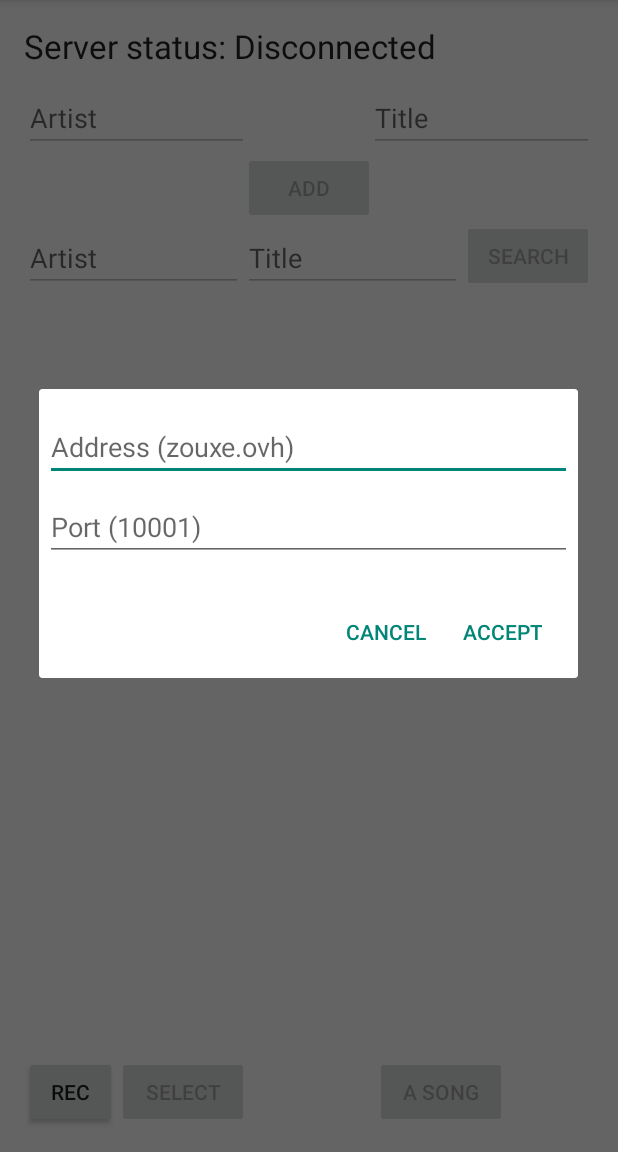
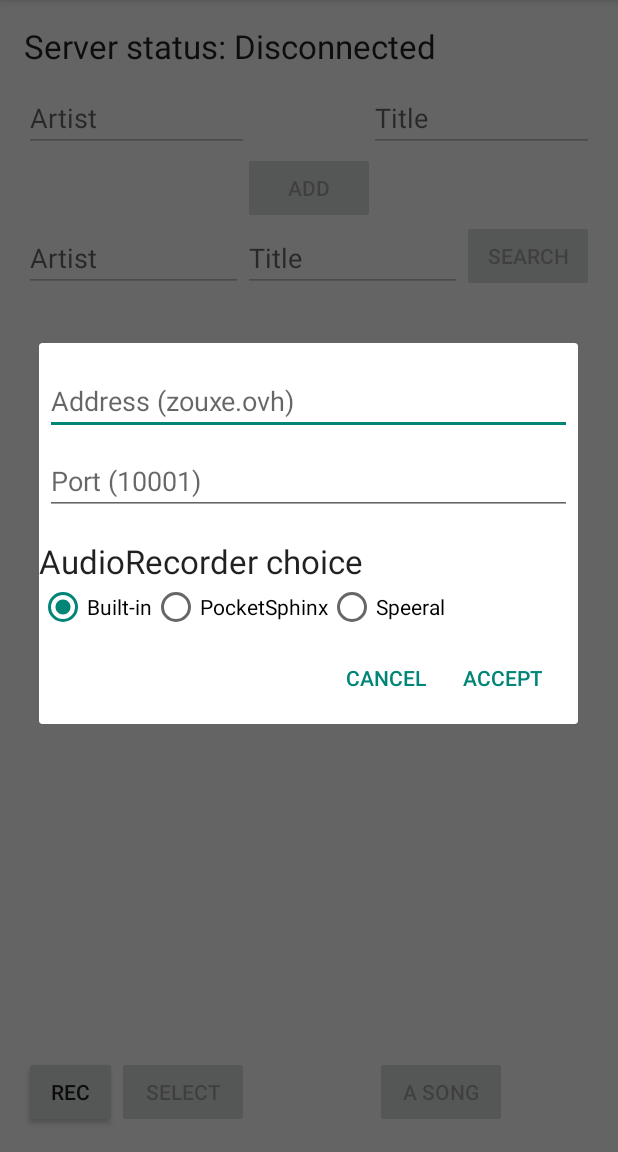
Before and after one commit to JUX84/StreamClient, an Android app: the screen it shows after launch (MainActivity), in the options menu, after a tap on "Settings", on a phone screen of 412 x 824 dp, the part 84-1236 px from its top. Run offline under Robolectric (Android 15) with nearby library versions, the phone set to English and light mode, and no system bars.

Commit message:
allow use of any audiorecorder and transriber

```diff
--- a/app/src/main/java/zouxe/streamclient/AudioRecorder.java
+++ b/app/src/main/java/zouxe/streamclient/AudioRecorder.java
@@ -1,170 +1,9 @@
 package zouxe.streamclient;
 
-import android.content.Intent;
-import android.os.Bundle;
-import android.speech.RecognitionListener;
-import android.speech.RecognizerIntent;
-import android.speech.SpeechRecognizer;
-import android.util.Log;
-import android.widget.Button;
-import com.android.volley.Request;
-import com.android.volley.RequestQueue;
-import com.android.volley.Response;
-import com.android.volley.VolleyError;
-import com.android.volley.toolbox.StringRequest;
-import com.android.volley.toolbox.Volley;
-import org.json.JSONException;
-import org.json.JSONObject;
-
-import java.net.URLEncoder;
-import java.util.List;
-
-class AudioRecorder {
-	private final MainActivity activity;
-	private final Button recordButton;
-	private SpeechRecognizer asr = null;
-	private Intent intent = null;
-
-	public AudioRecorder(MainActivity activity) {
-		this.activity = activity;
-		recordButton = (Button) activity.findViewById(R.id.recordButton);
-		asr = SpeechRecognizer.createSpeechRecognizer(activity);
-		asr.setRecognitionListener(new ResultProcessor());
-		intent = new Intent(RecognizerIntent.ACTION_RECOGNIZE_SPEECH);
-	}
-
-	public void record() {
-		recordButton.setText(R.string.stop);
-		asr.startListening(intent);
-	}
-
-	public void stopRecord() {
-		recordButton.setText(R.string.record);
-		asr.stopListening();
-	}
-
-	private class ResultProcessor implements RecognitionListener {
-
-		@Override
-		public void onReadyForSpeech(Bundle params) {
-		}
-
-		@Override
-		public void onBeginningOfSpeech() {
-		}
-
-		@Override
-		public void onRmsChanged(float rmsdB) {
-		}
-
-		@Override
-		public void onBufferReceived(byte[] buffer) {
-		}
-
-		@Override
-		public void onEndOfSpeech() {
-		}
-
-		@Override
-		public void onError(int error) {
-			String message;
-			switch (error) {
-				case SpeechRecognizer.ERROR_AUDIO:
-					message = "Audio recording error.";
-					break;
-				case SpeechRecognizer.ERROR_CLIENT:
-					message = "Other client side errors.";
-					break;
-				case SpeechRecognizer.ERROR_INSUFFICIENT_PERMISSIONS:
-					message = "Insufficient permissions";
-					break;
-				case SpeechRecognizer.ERROR_NETWORK:
-					message = "Other network related errors.";
-					break;
-				case SpeechRecognizer.ERROR_NETWORK_TIMEOUT:
-					message = "Network operation timed out.";
-					break;
-				case SpeechRecognizer.ERROR_NO_MATCH:
-					message = "No recognition result matched.";
-					break;
-				case SpeechRecognizer.ERROR_RECOGNIZER_BUSY:
-					message = "RecognitionService busy.";
-					break;
-				case SpeechRecognizer.ERROR_SERVER:
-					message = "Server sends error status.";
-					break;
-				case SpeechRecognizer.ERROR_SPEECH_TIMEOUT:
-					message = "No speech input";
-					break;
-				default:
-					message = "Error";
-			}
-			Log.e("SpeechRecognizer", message);
-		}
-
-		@Override
-		public void onResults(Bundle results) {
-			List<String> tmp = results.getStringArrayList(SpeechRecognizer.RESULTS_RECOGNITION);
-			Log.v("CommandParserSentence", tmp.get(0));
-			try {
-				RequestQueue queue = Volley.newRequestQueue(activity);
-				String url = "http://zouxe.ovh:8080/CommandParser/webresources/api?str=" + URLEncoder.encode(tmp.get(0), "UTF-8");
-				StringRequest stringRequest = new StringRequest(Request.Method.GET, url, new Response.Listener<String>() {
-					@Override
-					public void onResponse(String response) {
-						try {
-							JSONObject object = new JSONObject(response);
-							JSONObject song = new JSONObject(object.getString("song"));
-							String command = object.getString("command");
-							String artist = song.getString("artist");
-							String title = song.getString("title");
-							Log.v("CommandParserSuccess", command + " " + artist + " " + title);
-							switch (command) {
-								case "listen":
-									activity.audioPlaySong(artist, title);
-									break;
-								case "add":
-									activity.audioAddSong(artist, title);
-									break;
-								case "remove":
-									activity.audioRemoveSong(artist, title);
-									break;
-								case "search":
-									activity.audioSearchSong(artist, title);
-									break;
-								default:
-									throw new Exception("error");
-							}
-						} catch (Exception e) {
-							try {
-								JSONObject object = new JSONObject(response);
-								String error = object.getString("error");
-								Log.e("CommandParser", error);
-							} catch (JSONException e2) {
-								e2.printStackTrace();
-							}
-						}
-					}
-				}, new Response.ErrorListener() {
-					@Override
-					public void onErrorResponse(VolleyError error) {
-						Log.e("CommandParser", error.toString());
-					}
-				});
-				queue.add(stringRequest);
-			} catch (Exception e) {
-				Log.e("text2command", e.toString());
-			}
-			asr.stopListening();
-			recordButton.setText(R.string.record);
-		}
-
-		@Override
-		public void onPartialResults(Bundle partialResults) {
-		}
-
-		@Override
-		public void onEvent(int eventType, Bundle params) {
-		}
-	}
+/**
+ * Created by JUX on 30/04/2015.
+ */
+public interface AudioRecorder {
+	public void record();
+	public void stopRecord();
 }
--- a/app/src/main/res/layout/settings_dialog.xml
+++ b/app/src/main/res/layout/settings_dialog.xml
@@ -21,4 +21,32 @@
         android:layout_marginRight="4dp"
         android:layout_marginBottom="16dp"
         android:fontFamily="sans-serif"/>
+    <TextView
+            android:layout_width="wrap_content"
+            android:layout_height="wrap_content"
+            android:textAppearance="?android:attr/textAppearanceLarge"
+            android:text="@string/audioRecordChoice"
+            android:id="@+id/audioRecordChoice"
+            android:singleLine="true" />
+    <RadioGroup xmlns:android="http://schemas.android.com/apk/res/android"
+                android:layout_width="fill_parent"
+                android:layout_height="wrap_content"
+                android:orientation="horizontal">
+        <RadioButton android:id="@+id/radio_builtin"
+                     android:layout_width="wrap_content"
+                     android:layout_height="wrap_content"
+                     android:text="@string/builtin"
+                     android:checked="true"
+                     android:onClick="onRadioButtonClicked"/>
+        <RadioButton android:id="@+id/radio_pocket"
+                     android:layout_width="wrap_content"
+                     android:layout_height="wrap_content"
+                     android:text="@string/pocketsphinx"
+                     android:onClick="onRadioButtonClicked"/>
+        <RadioButton android:id="@+id/radio_speeral"
+                     android:layout_width="wrap_content"
+                     android:layout_height="wrap_content"
+                     android:text="@string/speeral"
+                     android:onClick="onRadioButtonClicked"/>
+    </RadioGroup>
 </LinearLayout>
--- a/app/src/main/res/values/strings.xml
+++ b/app/src/main/res/values/strings.xml
@@ -30,4 +30,8 @@
     <string name="port">Port</string>
     <string name="accept">Accept</string>
     <string name="cancel">Cancel</string>
+    <string name="builtin">Built-in</string>
+    <string name="pocketsphinx">PocketSphinx</string>
+    <string name="speeral">Speeral</string>
+    <string name="audioRecordChoice">AudioRecorder choice</string>
 </resources>
```
Also changed, not shown: app/src/main/java/zouxe/streamclient/BuiltinAudioRecorder.java (added, +170 -0 lines), app/src/main/java/zouxe/streamclient/MainActivity.java (+25 -1 lines), app/src/main/java/zouxe/streamclient/PocketSphinxAudioRecorder.java (+5 -3 lines), app/src/main/java/zouxe/streamclient/SpeeralAudioRecorder.java (+4 -3 lines).
